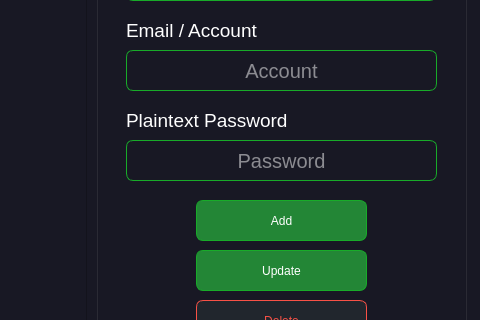
Before: the Qt Designer form ui/mainUI.ui in 0xGhazy/PyPass, drawn with Qt 5; both pictures show x 684 to 1164 and y 215 to 535 of the 1164 by 629 pixel window.
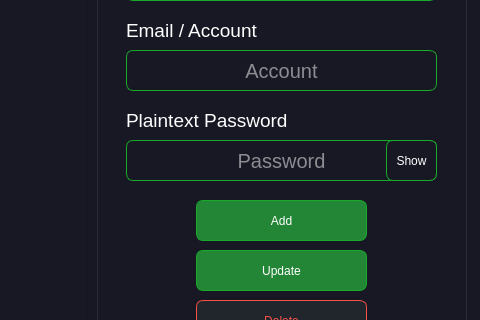
After: the same form once the commit is applied. The open tabs and pages were chosen to show the change. Icons and pictures are not drawn.

Commit message: adding show/hide password button

Diff of the .ui file:
```diff
--- a/ui/mainUI.ui
+++ b/ui/mainUI.ui
@@ -521,6 +521,9 @@
         <string notr="true">	border-radius:7px;
 	border:1px solid #18ab29;</string>
        </property>
+       <property name="echoMode">
+        <enum>QLineEdit::Password</enum>
+       </property>
        <property name="alignment">
         <set>Qt::AlignCenter</set>
        </property>
@@ -622,6 +625,32 @@
         <string>Add</string>
        </property>
       </widget>
+      <widget class="QPushButton" name="show_password">
+       <property name="geometry">
+        <rect>
+         <x>290</x>
+         <y>240</y>
+         <width>51</width>
+         <height>41</height>
+        </rect>
+       </property>
+       <property name="styleSheet">
+        <string notr="true">	border-radius:7px;
+	border:1px solid #18ab29;</string>
+       </property>
+       <property name="text">
+        <string>Show</string>
+       </property>
+       <property name="checkable">
+        <bool>true</bool>
+       </property>
+       <property name="autoRepeat">
+        <bool>true</bool>
+       </property>
+       <property name="flat">
+        <bool>false</bool>
+       </property>
+      </widget>
      </widget>
      <widget class="QLineEdit" name="getting_account_id">
       <property name="geometry">
```
The commit also changes 2 other files.
